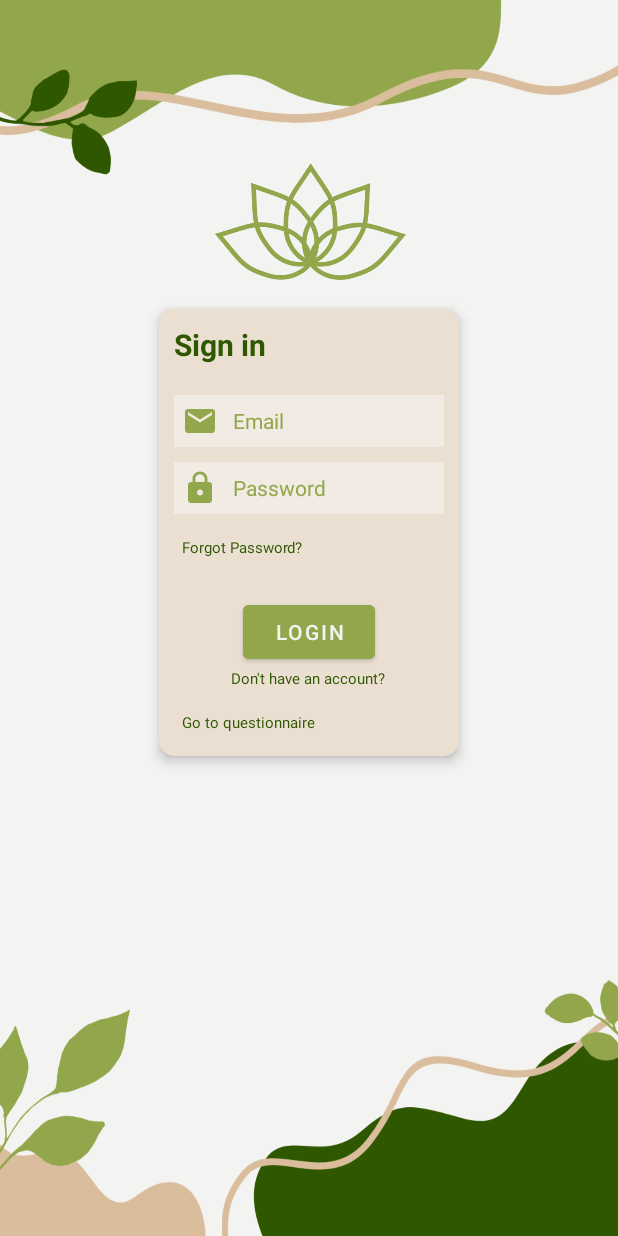
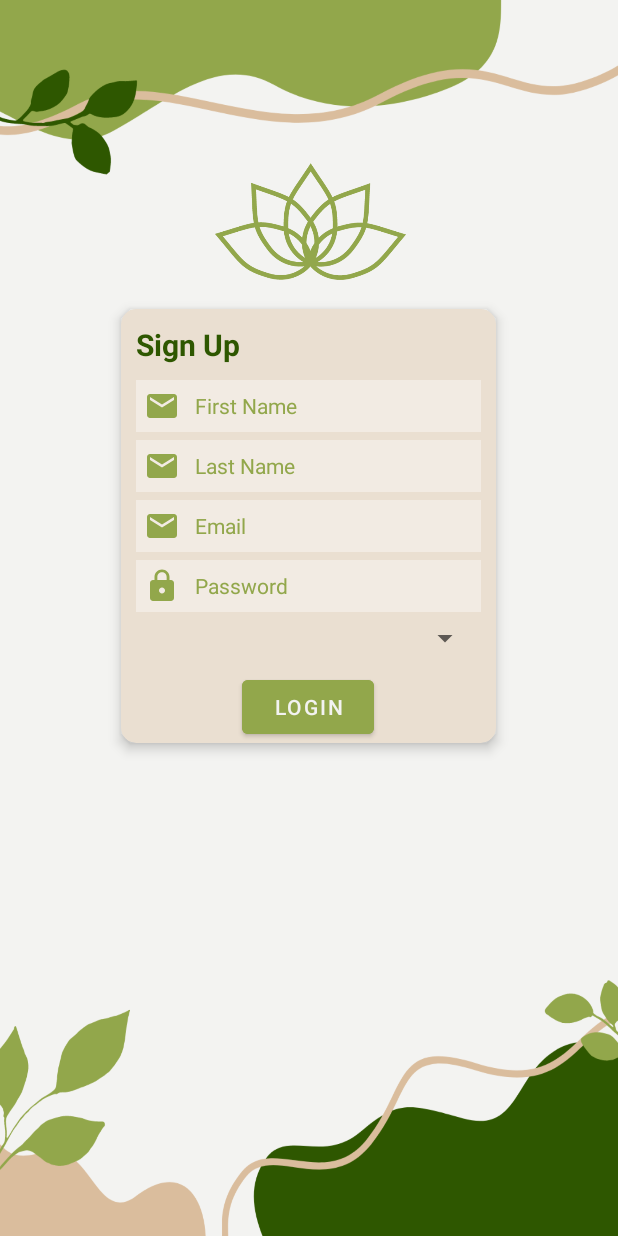
Before and after one commit to AdnanEkici/3-1_Arada_Android, an Android app: the screen it shows after launch (LoginActivity), on a phone screen of 412 x 824 dp. Run offline under Robolectric (Android 15) with nearby library versions, the phone set to English and light mode, and no system bars.

Commit message:
Genel Taslak hazırlandı.

```diff
--- a/app/src/main/java/com/example/winxbitirmeapp/LoginActivity.java
+++ b/app/src/main/java/com/example/winxbitirmeapp/LoginActivity.java
@@ -20,7 +20,7 @@ public class LoginActivity extends AppCompatActivity {
     protected void onCreate(Bundle savedInstanceState)
     {
         super.onCreate(savedInstanceState);
-        setContentView(R.layout.activity_login);
+        setContentView(R.layout.activity_register);
 
         this.init();
 
--- /dev/null
+++ b/app/src/main/java/com/example/winxbitirmeapp/RegisterActivity.java
@@ -0,0 +1,36 @@
+package com.example.winxbitirmeapp;
+
+import android.app.Activity;
+import android.os.Bundle;
+import android.view.View;
+import android.widget.AdapterView;
+import android.widget.ArrayAdapter;
+import android.widget.Spinner;
+import android.widget.Toast;
+
+public class RegisterActivity extends Activity implements AdapterView.OnItemSelectedListener{
+
+    String[] gender = { "Female", "Male"};
+    @Override
+    protected void onCreate(Bundle savedInstanceState) {
+        super.onCreate(savedInstanceState);
+        setContentView(R.layout.activity_register);
+        //Getting the instance of Spinner and applying OnItemSelectedListener on it
+        Spinner spin = (Spinner) findViewById(R.id.SelectGender);
+        spin.setOnItemSelectedListener(this);
+        //Creating the ArrayAdapter instance having the country list
+        ArrayAdapter aa = new ArrayAdapter(this,android.R.layout.simple_spinner_item,gender);
+        aa.setDropDownViewResource(android.R.layout.simple_spinner_dropdown_item);
+        //Setting the ArrayAdapter data on the Spinner
+        spin.setAdapter(aa);
+    }
+    //Performing action onItemSelected and onNothing selected
+    @Override
+    public void onItemSelected(AdapterView<?> arg0, View arg1, int position,long id) {
+        Toast.makeText(getApplicationContext(),gender[position] ,Toast.LENGTH_LONG).show();
+    }
+    @Override
+    public void onNothingSelected(AdapterView<?> arg0) {
+        // TODO Auto-generated method stub
+    }
+}
--- /dev/null
+++ b/app/src/main/res/layout/activity_register.xml
@@ -0,0 +1,159 @@
+<?xml version="1.0" encoding="utf-8"?>
+<RelativeLayout xmlns:android="http://schemas.android.com/apk/res/android"
+    xmlns:app="http://schemas.android.com/apk/res-auto"
+    xmlns:tools="http://schemas.android.com/tools"
+    android:layout_width="match_parent"
+    android:layout_height="match_parent"
+    android:background="@drawable/login_background"
+    tools:context=".LoginActivity">
+
+
+    <androidx.appcompat.widget.Toolbar
+        android:id="@+id/LoginToolbarID"
+        android:layout_width="match_parent"
+        android:layout_height="wrap_content"
+        android:visibility="invisible" />
+
+    <ImageView
+        android:id="@+id/iconID"
+        android:layout_width="140dp"
+        android:layout_height="100dp"
+        android:layout_below="@id/LoginToolbarID"
+        android:layout_centerHorizontal="true"
+        android:layout_marginTop="40dp"
+        android:background="@drawable/logo">
+
+    </ImageView>
+
+    <androidx.cardview.widget.CardView
+        android:layout_width="250dp"
+        android:layout_height="wrap_content"
+        android:layout_below="@id/iconID"
+        android:layout_centerHorizontal="true"
+        android:layout_margin="10dp"
+        app:cardBackgroundColor="@color/beige"
+        app:cardCornerRadius="10dp"
+        app:cardElevation="5dp"
+        android:descendantFocusability="beforeDescendants">
+
+        <LinearLayout
+            android:layout_width="match_parent"
+            android:layout_height="match_parent"
+            android:orientation="vertical">
+
+            <TextView
+                android:id="@+id/signin"
+                android:layout_width="match_parent"
+                android:layout_height="wrap_content"
+                android:layout_marginLeft="10dp"
+                android:layout_marginTop="10dp"
+                android:layout_marginBottom="10dp"
+                android:text="Sign Up"
+                android:textColor="@color/dark_green"
+                android:textSize="20dp"
+                android:textStyle="bold"/>
+
+            <EditText
+                android:id="@+id/LoginEditTextEmailID"
+                android:layout_width="match_parent"
+                android:layout_height="match_parent"
+                android:layout_marginLeft="10dp"
+                android:layout_marginRight="10dp"
+                android:layout_marginBottom="5dp"
+                android:background="#60FFFFFF"
+                android:drawableLeft="@drawable/ic_baseline_mail_24"
+                android:drawablePadding="10dp"
+                android:drawableTint="@color/green"
+                android:hint="First Name"
+                android:maxLines="1"
+                android:padding="5dp"
+                android:textColor="@color/green"
+                android:textColorHint="@color/green"
+                android:textSize="14dp" />
+
+            <EditText
+                android:id="@+id/b"
+                android:layout_width="match_parent"
+                android:layout_height="match_parent"
+                android:layout_marginLeft="10dp"
+                android:layout_marginRight="10dp"
+                android:layout_marginBottom="5dp"
+                android:background="#60FFFFFF"
+                android:drawableLeft="@drawable/ic_baseline_mail_24"
+                android:drawablePadding="10dp"
+                android:drawableTint="@color/green"
+                android:hint="Last Name"
+                android:maxLines="1"
+                android:padding="5dp"
+                android:textColor="@color/green"
+                android:textColorHint="@color/green"
+                android:textSize="14dp" />
+
+            <EditText
+                android:id="@+id/a"
+                android:layout_width="match_parent"
+                android:layout_height="match_parent"
+                android:layout_marginLeft="10dp"
+                android:layout_marginRight="10dp"
+                android:layout_marginBottom="5dp"
+                android:background="#60FFFFFF"
+                android:drawableLeft="@drawable/ic_baseline_mail_24"
+                android:drawablePadding="10dp"
+                android:drawableTint="@color/green"
+                android:hint="Email"
+                android:maxLines="1"
+                android:padding="5dp"
+                android:textColor="@color/green"
+                android:textColorHint="@color/green"
+                android:textSize="14dp" />
+
+            <EditText
+                android:id="@+id/LoginEditTextPasswordID"
+                android:layout_width="match_parent"
+                android:layout_height="match_parent"
+                android:layout_marginLeft="10dp"
+                android:layout_marginRight="10dp"
+                android:layout_marginBottom="5dp"
+                android:background="#60FFFFFF"
+                android:drawableLeft="@drawable/ic_baseline_lock_24"
+                android:drawablePadding="10dp"
+                android:drawableTint="@color/green"
+                android:hint="Password"
+                android:inputType="textPassword"
+                android:maxLines="1"
+                android:padding="5dp"
+                android:textColor="@color/green"
+                android:textColorHint="@color/green"
+                android:textSize="14dp"
+                tools:ignore="RtlHardcoded" />
+
+
+            <Spinner
+                android:id="@+id/SelectGender"
+                android:layout_width="match_parent"
+                android:layout_height="match_parent"
+                android:layout_marginLeft="10dp"
+                android:layout_marginRight="10dp"
+                android:spinnerMode="dropdown"
+                android:popupBackground = "#60FFFFFF"
+                />
+
+            <com.google.android.material.button.MaterialButton
+                android:layout_width="wrap_content"
+                android:layout_height="wrap_content"
+                android:layout_gravity="center_horizontal"
+                android:layout_marginTop="10dp"
+                android:backgroundTint="@color/green"
+                android:onClick="loginBtnAction"
+                android:text="LOGIN"
+                android:textColor="@color/white" />
+
+
+
+
+        </LinearLayout>
+
+    </androidx.cardview.widget.CardView>
+
+
+</RelativeLayout>
```
Also changed, not shown: app/src/main/res/values/strings.xml (line endings or trailing spaces).
